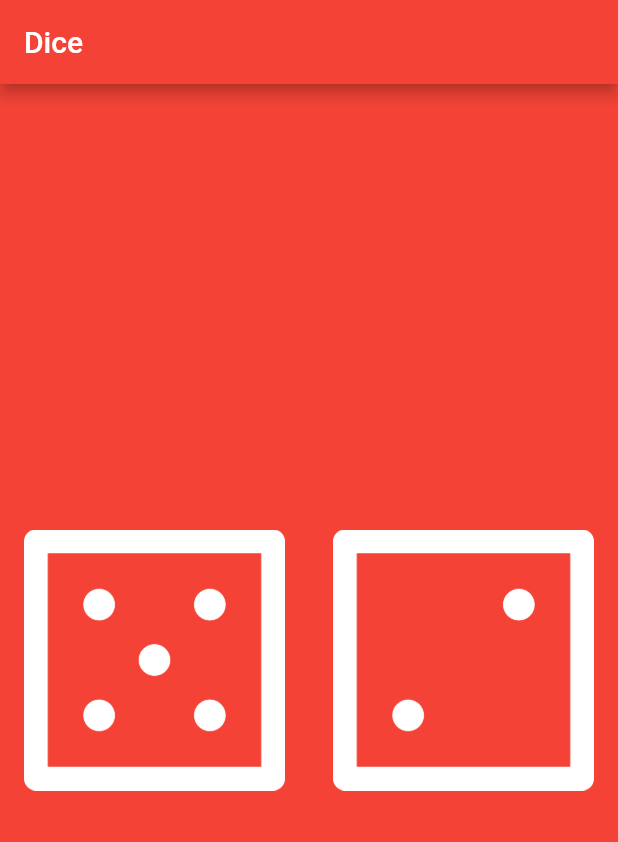
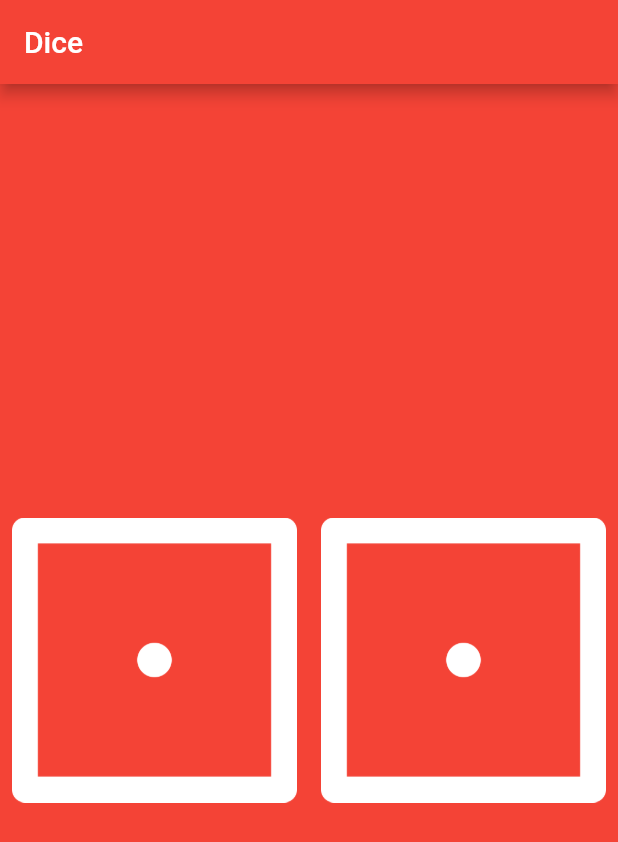
Before and after one commit to hasanuzzaman-dev/dicee_flutter, a Flutter app: the screen it shows after launch, on a phone screen of 412 x 824 dp. Shown: the top 842 px of the screen. Run offline on Flutter 3.47's test engine with Material 2 defaults, Android fonts, the phone set to English and light mode, and no system bars.

```diff
--- a/lib/main.dart
+++ b/lib/main.dart
@@ -1,3 +1,5 @@
+import 'dart:math';
+
 import 'package:flutter/material.dart';
 
 void main() {
@@ -17,28 +19,39 @@ void main() {
   );
 }
 
-class DicePage extends StatelessWidget {
+class DicePage extends StatefulWidget {
+  const DicePage({Key? key}) : super(key: key);
+
+  @override
+  _DicePageState createState() => _DicePageState();
+}
+
+class _DicePageState extends State<DicePage> {
+  int leftDiceNumber = 1;
+  int rightDiceNumber = 1;
   @override
   Widget build(BuildContext context) {
-    var leftDiceNumber = 5;
-
     return Center(
       child: Row(
         children: [
           Expanded(
-            child: FlatButton(
+            child: TextButton(
               onPressed: () {
-                print('Left Button Pressed!');
+                setState(() {
+                  leftDiceNumber = Random().nextInt(6) + 1;
+                });
               },
               child: Image.asset('assets/images/dice$leftDiceNumber.png'),
             ),
           ),
           Expanded(
-            child: FlatButton(
+            child: TextButton(
               onPressed: () {
-                print('Right Button Pressed!');
+                setState(() {
+                  rightDiceNumber = Random().nextInt(6) + 1;
+                });
               },
-              child: Image.asset('assets/images/dice2.png'),
+              child: Image.asset('assets/images/dice$rightDiceNumber.png'),
             ),
           ),
         ],
```
